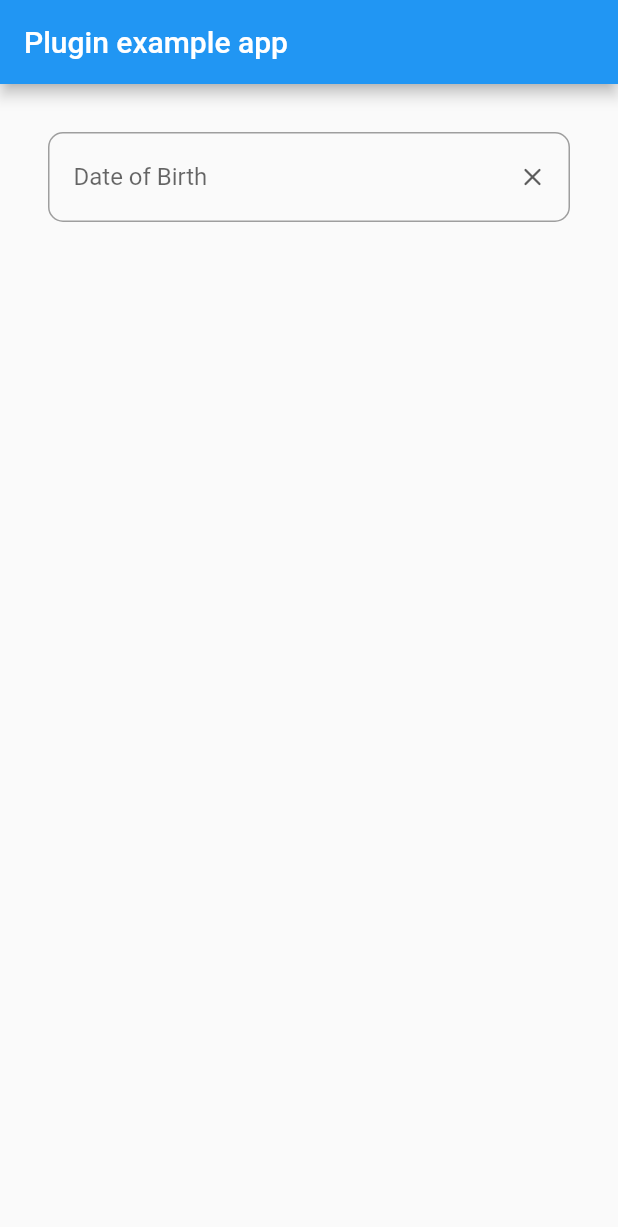
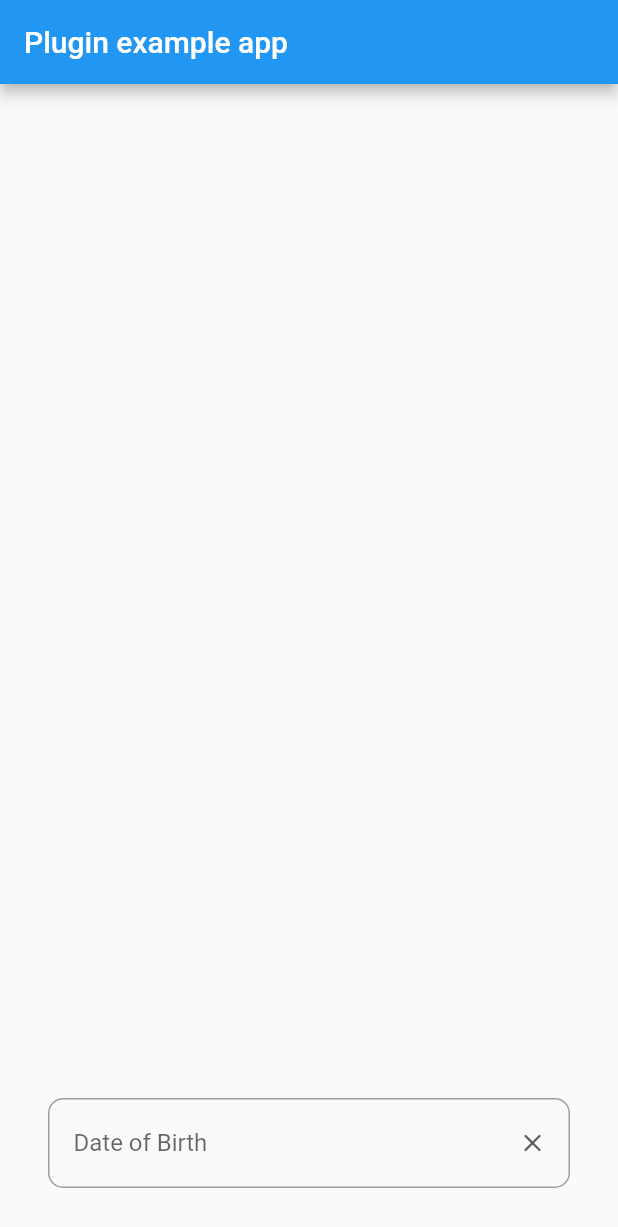
Before and after one commit to DeveloperWaybee/wb_text_field, a Flutter app: the screen it shows after launch, on a phone screen of 412 x 824 dp. Shown: the top 1227 px of the screen. Run offline on Flutter 3.47's test engine with Material 2 defaults, Android fonts, the phone set to English and light mode, and no system bars.

```diff
--- a/example/lib/main.dart
+++ b/example/lib/main.dart
@@ -20,29 +20,40 @@ class _MyAppState extends State<MyApp> {
 
   @override
   Widget build(BuildContext context) {
+    return MaterialApp(
+      home: Scaffold(
+        appBar: AppBar(
+          title: const Text('Plugin example app'),
+        ),
+        body: Column(
+          mainAxisAlignment: MainAxisAlignment.end,
+          children: [
+            Padding(
+              padding: const EdgeInsets.all(32),
+              child: IntrinsicHeight(
+                child: WBTextField(controller: controller),
+              ),
+            ),
+            // SizedBox(height: 250),
+          ],
+        ),
+      ),
+    );
+  }
+}
 
-    late final list = List.generate(100, (index) {
+final list = List.generate(100, (index) {
   return WBTextFieldOption(
     uniqueId: "$index",
     matchText: "$index",
     child: ListTile(
+      tileColor: Colors.transparent,
       title: Text("$index"),
     ),
   );
 });
 
-    return MaterialApp(
-      home: Scaffold(
-        appBar: AppBar(
-          title: const Text('Plugin example app'),
-        ),
-        body: LayoutBuilder(builder: (context, constraint) {
-          return Column(
-            children: [
-              Padding(
-                padding: const EdgeInsets.all(32),
-                child: WBTextField(
-                  controller: WBTextFieldController(
+final controller = WBTextFieldController(
   label: "Date of Birth",
   isClearEnable: true,
   clearVisibilityAlways: true,
@@ -54,26 +65,16 @@ class _MyAppState extends State<MyApp> {
   // suffix: Icons.ac_unit_rounded,
   // suffixColor: Colors.grey,
   itemBuilderMaxHeight: 200,
-                    enableItemSearch: false,
+  enableItemSearch: true,
   itemBuilderHeader: const Padding(
-                      padding:
-                          EdgeInsets.symmetric(horizontal: 16, vertical: 16),
+    padding: EdgeInsets.symmetric(horizontal: 16, vertical: 16),
     child: Text("Create New +"),
   ),
-                    itemBuilderHeaderTapped: () async {
-                      print("Create New +");
+  itemBuilderHeaderTapped: (text) async {
+    return "Create New +";
   },
   items: list,
   itemDidSelect: (id) async {
     return list.firstWhere((e) => e.uniqueId == id).matchText;
   },
-                  ),
-                ),
-              ),
-            ],
 );
-        }),
-      ),
-    );
-  }
-}
--- a/lib/controller/wb_text_field_controller.dart
+++ b/lib/controller/wb_text_field_controller.dart
@@ -126,7 +126,7 @@ class WBTextFieldController {
   final bool? enableItemSearch;
   final double itemBuilderMaxHeight;
   final Widget? itemBuilderHeader;
-  final Future<void> Function()? itemBuilderHeaderTapped;
+  final Future<String?> Function(String)? itemBuilderHeaderTapped;
   final List<WBTextFieldOption>? items;
   final Widget? itemsSeparator;
   final Future<String> Function(String id)? itemDidSelect;
```
Also changed, not shown: lib/wb_text_field.dart (+89 -24 lines). Lines whose indentation alone changed are shown as unchanged.
